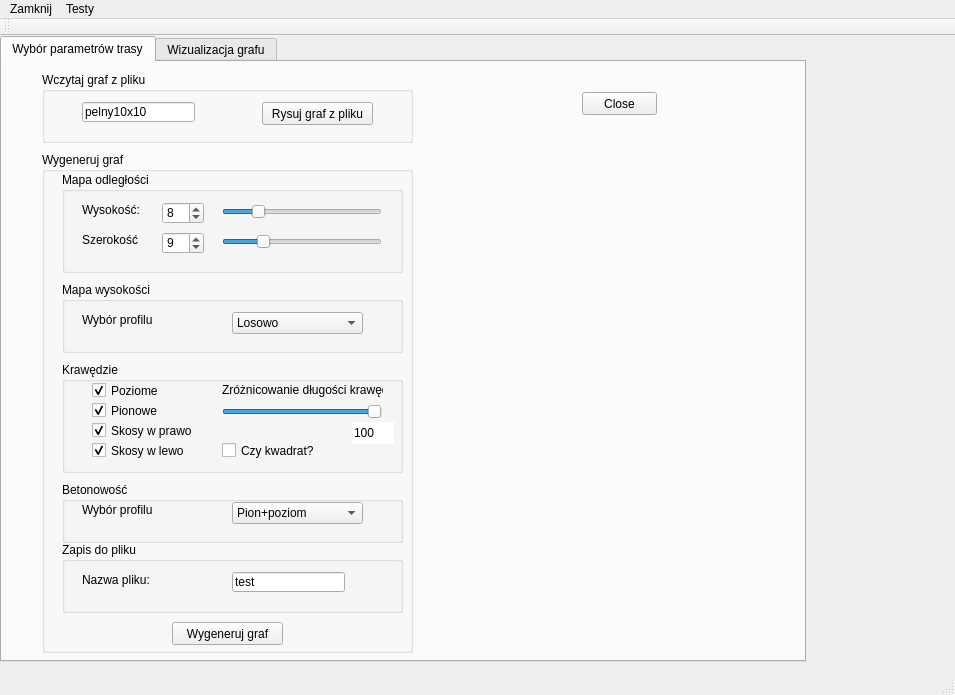
This is mainwindow.ui in jakpor/Trasy_biegaczy as Qt 5 draws it before an edit. The edited form follows.
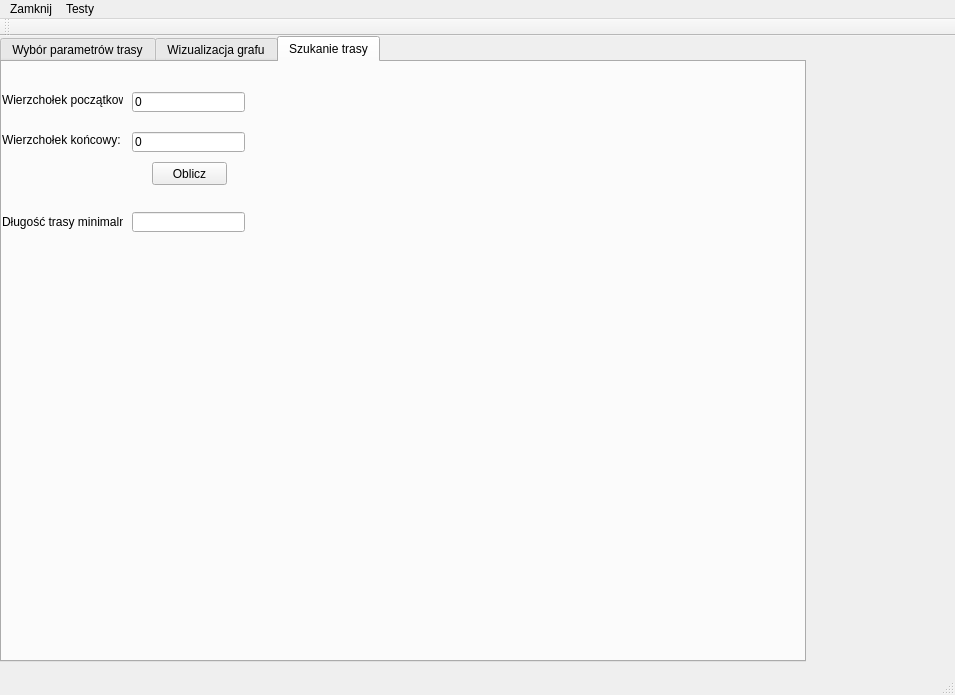
This is the edited form. The open tabs and pages were chosen to show the change.

Commit message:
Wprowadziłam nową zakładkę, gdzie się wprowadza wierzchołki doDijkstry
Na zakładce wyświetlana jest wartość trasy minimalnej, nie wypisuję
trasy bo to chyba najlepiej byłoby zrobic juz na grafie.
Trzeba zacząć myśleć nam implementacją algorytmu

What changed in the file:
```diff
--- a/mainwindow.ui
+++ b/mainwindow.ui
@@ -99,7 +99,7 @@
          <number>200</number>
         </property>
         <property name="value">
-         <number>8</number>
+         <number>4</number>
         </property>
        </widget>
        <widget class="QLabel" name="label_4">
@@ -131,7 +131,7 @@
          <number>200</number>
         </property>
         <property name="value">
-         <number>9</number>
+         <number>4</number>
         </property>
        </widget>
        <widget class="QSlider" name="heightSlider">
@@ -153,7 +153,7 @@
          <number>31</number>
         </property>
         <property name="value">
-         <number>7</number>
+         <number>4</number>
         </property>
         <property name="orientation">
          <enum>Qt::Horizontal</enum>
@@ -175,7 +175,7 @@
          <number>31</number>
         </property>
         <property name="value">
-         <number>8</number>
+         <number>4</number>
         </property>
         <property name="orientation">
          <enum>Qt::Horizontal</enum>
@@ -556,6 +556,102 @@
       </property>
      </widget>
     </widget>
+    <widget class="QWidget" name="tab_4">
+     <attribute name="title">
+      <string>Szukanie trasy</string>
+     </attribute>
+     <widget class="QLineEdit" name="start">
+      <property name="geometry">
+       <rect>
+        <x>130</x>
+        <y>30</y>
+        <width>113</width>
+        <height>20</height>
+       </rect>
+      </property>
+      <property name="text">
+       <string>0</string>
+      </property>
+     </widget>
+     <widget class="QLabel" name="label">
+      <property name="geometry">
+       <rect>
+        <x>0</x>
+        <y>30</y>
+        <width>121</width>
+        <height>16</height>
+       </rect>
+      </property>
+      <property name="text">
+       <string>Wierzchołek początkowy:</string>
+      </property>
+     </widget>
+     <widget class="QLineEdit" name="end">
+      <property name="geometry">
+       <rect>
+        <x>130</x>
+        <y>70</y>
+        <width>113</width>
+        <height>20</height>
+       </rect>
+      </property>
+      <property name="text">
+       <string>0</string>
+      </property>
+     </widget>
+     <widget class="QLabel" name="label_8">
+      <property name="geometry">
+       <rect>
+        <x>0</x>
+        <y>70</y>
+        <width>121</width>
+        <height>16</height>
+       </rect>
+      </property>
+      <property name="text">
+       <string>Wierzchołek końcowy:</string>
+      </property>
+     </widget>
+     <widget class="QLineEdit" name="result">
+      <property name="geometry">
+       <rect>
+        <x>130</x>
+        <y>150</y>
+        <width>113</width>
+        <height>20</height>
+       </rect>
+      </property>
+      <property name="text">
+       <string/>
+      </property>
+     </widget>
+     <widget class="QLabel" name="label_9">
+      <property name="geometry">
+       <rect>
+        <x>0</x>
+        <y>150</y>
+        <width>121</width>
+        <height>20</height>
+       </rect>
+      </property>
+      <property name="text">
+       <string>Długość trasy minimalnej:</string>
+      </property>
+     </widget>
+     <widget class="QPushButton" name="countButton">
+      <property name="geometry">
+       <rect>
+        <x>150</x>
+        <y>100</y>
+        <width>75</width>
+        <height>23</height>
+       </rect>
+      </property>
+      <property name="text">
+       <string>Oblicz</string>
+      </property>
+     </widget>
+    </widget>
    </widget>
   </widget>
   <widget class="QMenuBar" name="menuBar">
```
The commit also changes 3 other files.
